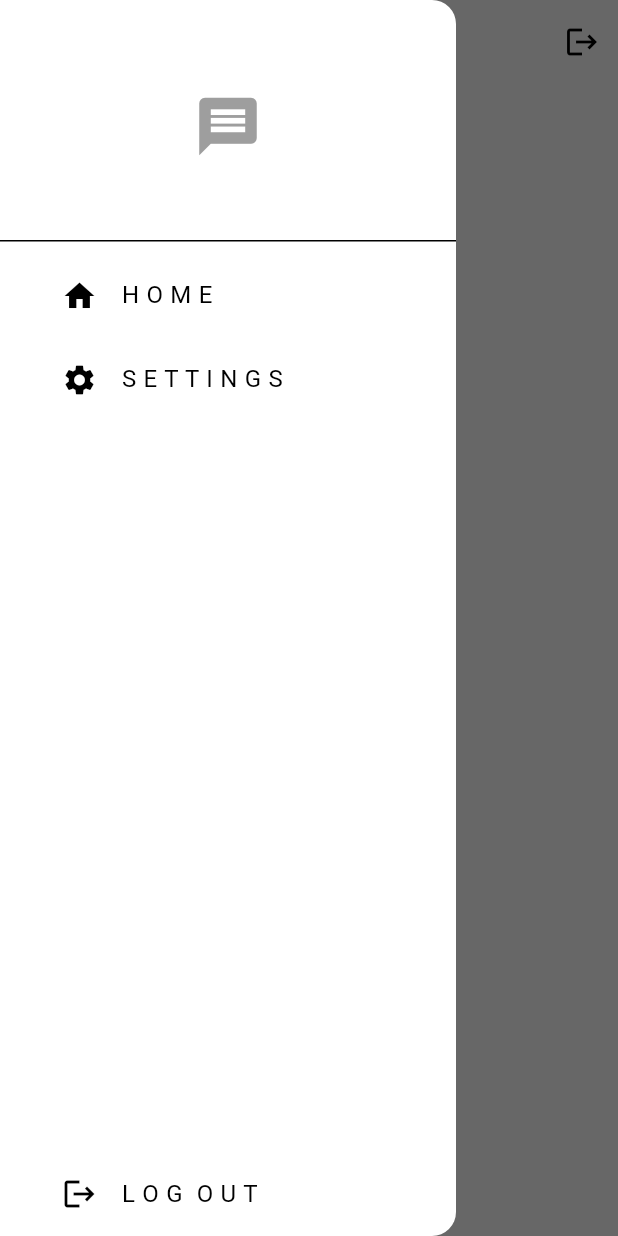
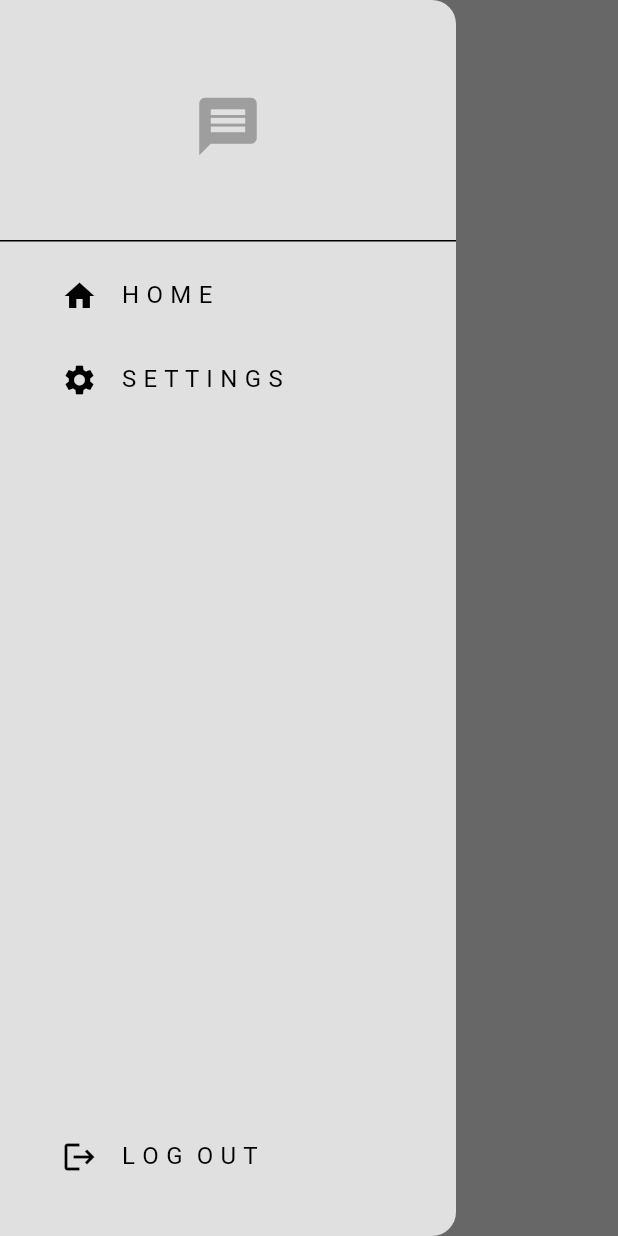
Before and after one commit to Darrylwin/minimal_chat, a Flutter app: the screen it shows once a user with an empty profile is signed in, with the side drawer open, on a phone screen of 412 x 824 dp. Run offline on Flutter 3.47's test engine with Material 3 defaults, Android fonts, the phone set to English and light mode, and no system bars; our stand-ins replace firebase_auth, firebase_core; accounts and stored records are empty.

Commit message:
navigation avec la barre de menu

```diff
--- a/lib/components/my_drawer.dart
+++ b/lib/components/my_drawer.dart
@@ -1,12 +1,20 @@
 import 'package:flutter/material.dart';
+import '../pages/setings_page.dart';
+import '../services/auth/auth_service.dart';
 
 class MyDrawer extends StatelessWidget {
   const MyDrawer({super.key});
 
+  void logout() {
+    //get auth service
+    final auth = AuthService();
+    auth.signOut();
+  }
+
   @override
   Widget build(BuildContext context) {
     return Drawer(
-      backgroundColor: Theme.of(context).colorScheme.background,
+      backgroundColor: Theme.of(context).colorScheme.surface,
       child: Column(
         mainAxisAlignment: MainAxisAlignment.spaceBetween,
         children: [
@@ -27,9 +35,12 @@ class MyDrawer extends StatelessWidget {
               Padding(
                 padding: const EdgeInsets.only(left: 25),
                 child: ListTile(
-                  title: Text("H O M E"),
-                  leading: Icon(Icons.home),
-                  onTap: () {},
+                  title: const Text("H O M E"),
+                  leading: const Icon(Icons.home),
+                  onTap: () {
+                    //pop the Drawer
+                    Navigator.pop(context);
+                  },
                 ),
               ),
 
@@ -37,9 +48,17 @@ class MyDrawer extends StatelessWidget {
               Padding(
                 padding: const EdgeInsets.only(left: 25),
                 child: ListTile(
-                  title: Text("S E T T I N G S"),
-                  leading: Icon(Icons.settings),
-                  onTap: () {},
+                  title: const Text("S E T T I N G S"),
+                  leading: const Icon(Icons.settings),
+                  onTap: () {
+                    // pop the drawer
+                    Navigator.pop(context);
+                    Navigator.push(
+                        context,
+                        MaterialPageRoute(
+                          builder: (context) => const SettingsPage(),
+                        ));
+                  },
                 ),
               ),
             ],
@@ -47,11 +66,11 @@ class MyDrawer extends StatelessWidget {
 
           // logout list  title
           Padding(
-            padding: const EdgeInsets.only(left: 25),
+            padding: const EdgeInsets.only(left: 25, bottom: 25),
             child: ListTile(
-              title: Text("L O G  O U T"),
-              leading: Icon(Icons.logout),
-              onTap: () {},
+              title: const Text("L O G  O U T"),
+              leading: const Icon(Icons.logout),
+              onTap: logout,
             ),
           ),
         ],
--- a/lib/main.dart
+++ b/lib/main.dart
@@ -1,9 +1,8 @@
 import 'package:firebase_core/firebase_core.dart';
 import 'package:flutter/material.dart';
-import 'package:minimal_chat/auth/auth_gate.dart';
 import 'package:minimal_chat/firebase_options.dart';
+import 'package:minimal_chat/services/auth/auth_gate.dart';
 import 'package:minimal_chat/themes/light_mode.dart';
-
 
 void main() async {
   WidgetsFlutterBinding.ensureInitialized();
--- a/lib/pages/home_page.dart
+++ b/lib/pages/home_page.dart
@@ -1,31 +1,16 @@
 import 'package:flutter/material.dart';
-
-import '../auth/auth_service.dart';
-import '../components/my_drawer.dart';
+import 'package:minimal_chat/components/my_drawer.dart';
 
 class HomePage extends StatelessWidget {
   const HomePage({super.key});
-
-  void logout() {
-    //get auth service
-    final auth = AuthService();
-    auth.signOut();
-  }
 
   @override
   Widget build(BuildContext context) {
     return Scaffold(
       appBar: AppBar(
         title: const Text("Home"),
-        actions: [
-          // logout button
-          IconButton(
-            onPressed: logout,
-            icon: const Icon(Icons.logout),
-          )
-        ],
       ),
-      drawer: MyDrawer(),
+      drawer: const MyDrawer(),
     );
   }
 }
--- a/lib/pages/login_page.dart
+++ b/lib/pages/login_page.dart
@@ -1,7 +1,7 @@
 import 'package:flutter/material.dart';
-import 'package:minimal_chat/auth/auth_service.dart';
 import '../components/my_button.dart';
 import '../components/my_textfield.dart';
+import '../services/auth/auth_service.dart';
 
 class LoginPage extends StatelessWidget {
   // email and password controller
--- a/lib/pages/register_page.dart
+++ b/lib/pages/register_page.dart
@@ -1,8 +1,7 @@
 import 'package:flutter/material.dart';
-import 'package:minimal_chat/auth/auth_service.dart';
-
 import '../components/my_button.dart';
 import '../components/my_textfield.dart';
+import '../services/auth/auth_service.dart';
 
 class RegisterPage extends StatelessWidget {
   // email and password controller
--- a/lib/auth/auth_gate.dart
+++ b/lib/services/auth/auth_gate.dart
@@ -1,8 +1,7 @@
 import 'package:flutter/material.dart';
 import 'package:firebase_auth/firebase_auth.dart';
-import 'package:minimal_chat/auth/login_or_register.dart';
-
-import '../pages/home_page.dart';
+import '../../pages/home_page.dart';
+import 'login_or_register.dart';
 
 class AuthGate extends StatelessWidget {
   const AuthGate({super.key});
```
Also changed, not shown: lib/pages/setings_page.dart (added, +16 -0 lines), lib/services/auth/auth_service.dart (renamed from lib/auth/auth_service.dart), lib/services/auth/login_or_register.dart (renamed from lib/auth/login_or_register.dart).
